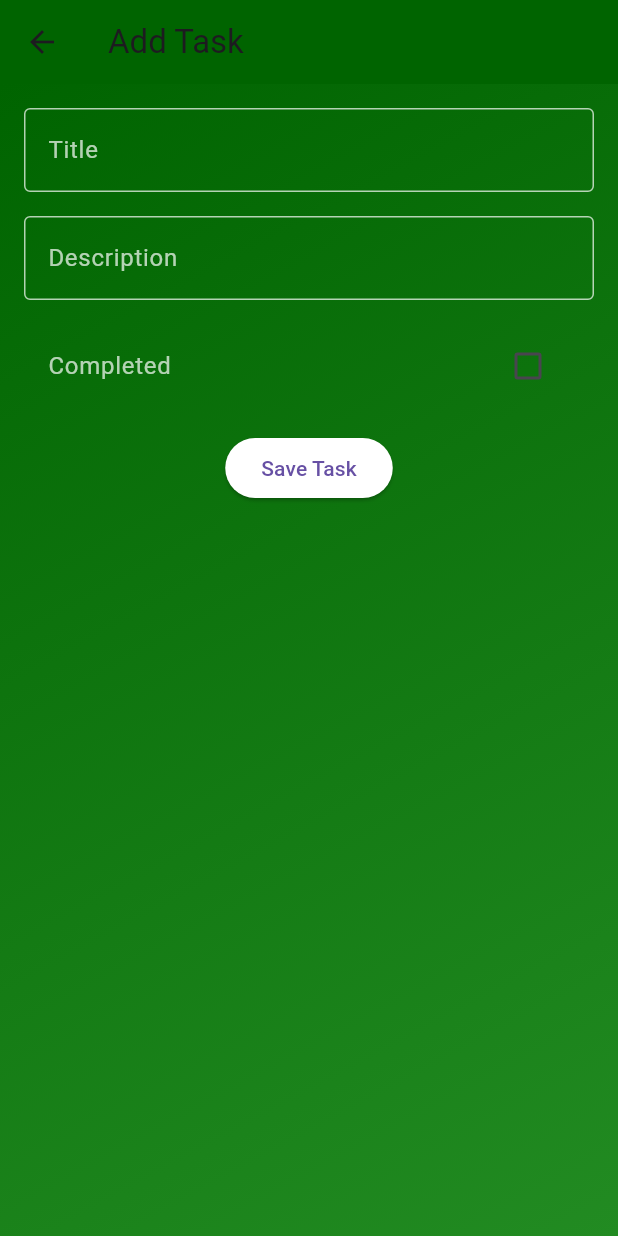
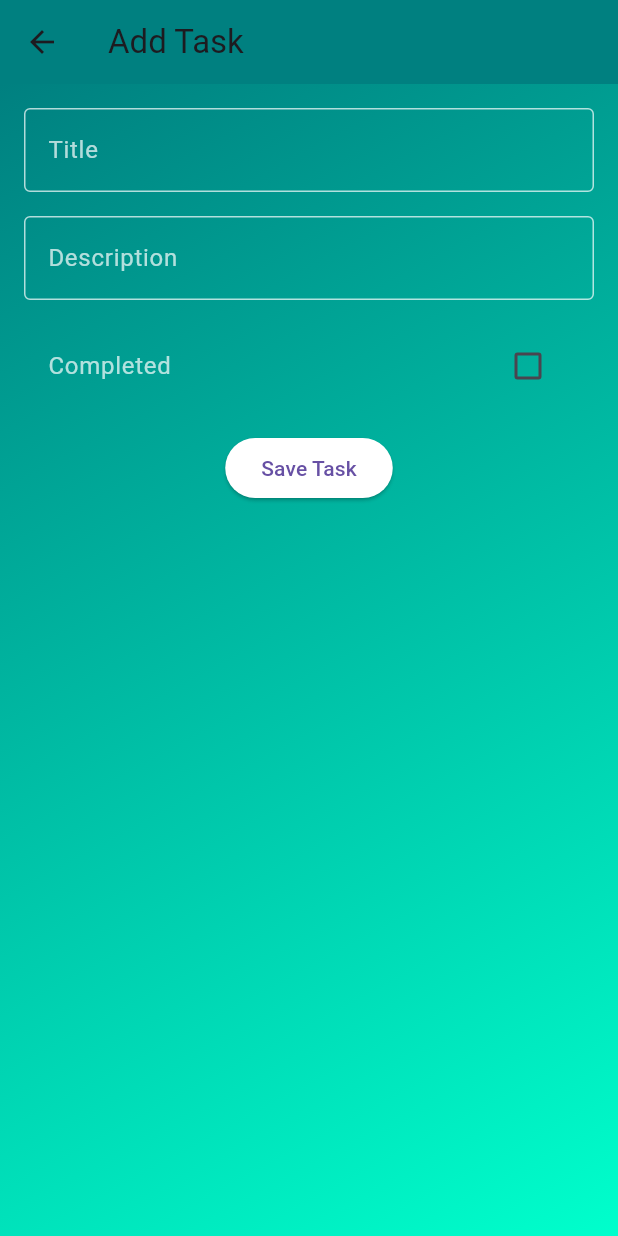
Before and after one commit to Paul-sharon/Flutter-Spring-Integration, a Flutter app: the screen it shows after launch, after a tap on the "add" icon, on a phone screen of 412 x 824 dp. Run offline on Flutter 3.47's test engine with Material 3 defaults, Android fonts, the phone set to English and light mode, and no system bars; network calls fail.

Commit message:
Decoration on both AppBar and body done

```diff
--- a/lib/screens/add_task_screen.dart
+++ b/lib/screens/add_task_screen.dart
@@ -45,9 +45,10 @@ class _AddTaskScreenState extends State<AddTaskScreen> {
           decoration: const BoxDecoration(
             gradient: LinearGradient(
               colors: [
-                Color(0xff006400), // Dark green
-                Color(0xff006400), // Forest green
+                Color(0xff008080), // Teal green
+                Color(0xff008080), // Aqua green
               ],
+
               begin: Alignment.topLeft,
               end: Alignment.bottomRight,
             ),
@@ -58,8 +59,8 @@ class _AddTaskScreenState extends State<AddTaskScreen> {
         decoration: const BoxDecoration(
           gradient: LinearGradient(
             colors: [
-              Color(0xff006400), // Dark green
-              Color(0xff228B22), // Forest green
+              Color(0xff008080), // Teal green
+              Color(0xff00FFCC), // Aqua green
             ],
             begin: Alignment.topLeft,
             end: Alignment.bottomRight,
```
